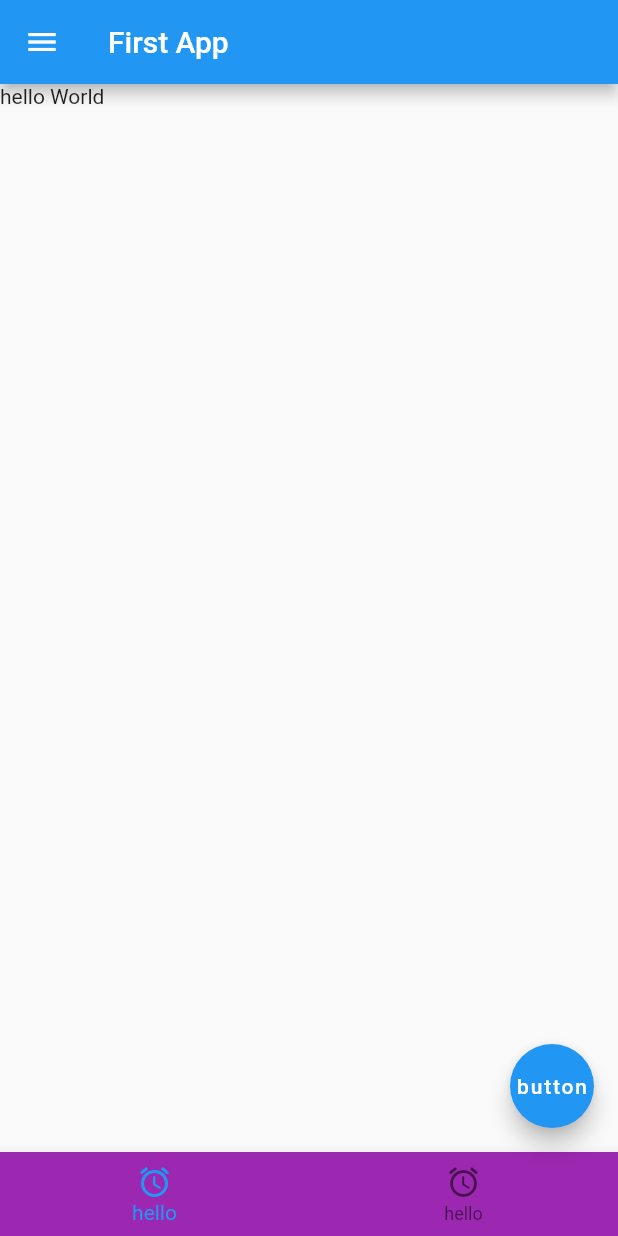
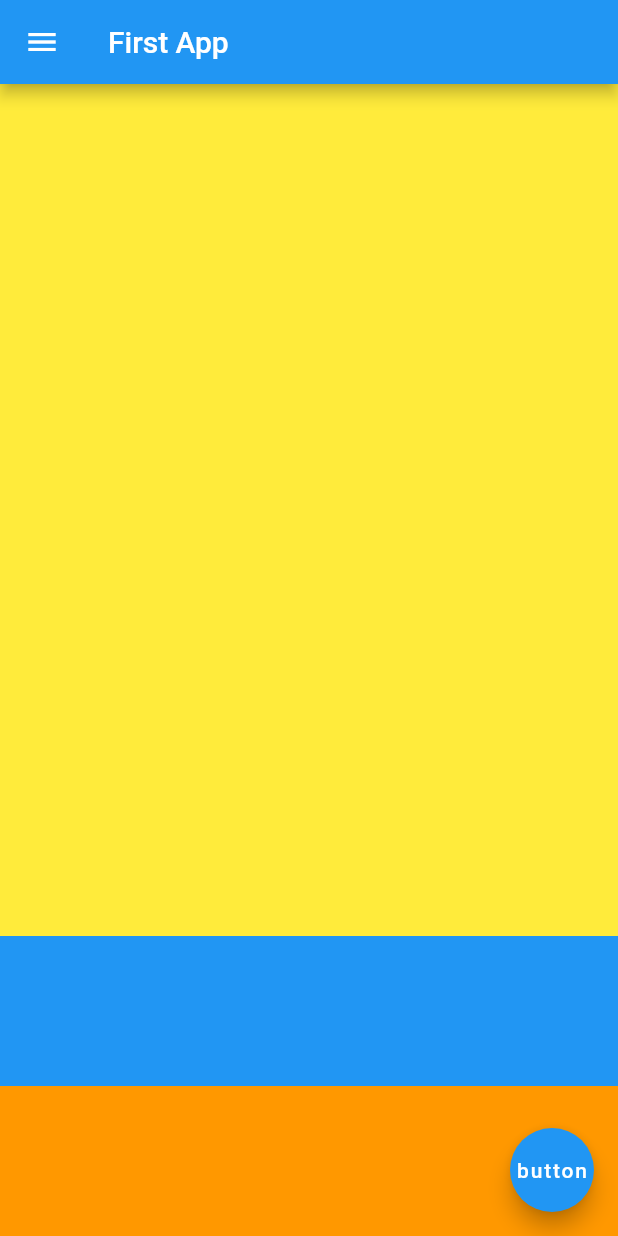
Before and after one commit to LSapee/flutter_start, a Flutter app: the screen it shows after launch, on a phone screen of 412 x 824 dp. Run offline on Flutter 3.47's test engine with Material 2 defaults, Android fonts, the phone set to English and light mode, and no system bars.

Commit message:
container

```diff
--- a/flutter_first/lib/main.dart
+++ b/flutter_first/lib/main.dart
@@ -1,12 +1,11 @@
 import 'dart:io';
 
-import 'package:flutter/cupertino.dart';
 import 'package:flutter/material.dart';
 
 void main() {//main스레드는 runAppp을 실행시키고 종료가 됩니다.
   runApp(FirstApp());//비동기로 실행됨 (이벤트 루프에 등록된다.)
-  sleep(Duration(seconds:3));
-  print("main종료");
+  // sleep(Duration(seconds:3));
+  // print("main종료");
 }
 //저장만 하면 화면이 리로드 됨, 핫 리로드
 class FirstApp extends StatelessWidget {
@@ -35,21 +34,38 @@ class FirstApp extends StatelessWidget {
             title: Text("First App"),
             leading: Icon(Icons.menu),
           ),
-          body: Text("hello World"),
+          body: Column( //Column은 크기가 없다.
+            children: [//부모의 최대 크기까지 늘려라
+              Expanded(// 남는 공간 끝까지 확장해라
+                child: Container(
+                  color: Colors.yellow,
+                  height: 50,
+                ),
+              ),
+              Container(
+                color: Colors.blue,
+                height: 100,
+              ),
+              Container(
+                color: Colors.orange,
+                height: 100,
+              )
+            ],
+        ),
           floatingActionButton: FloatingActionButton(
             child: Text("button"),
             onPressed: () {
               print("button clicked");
             },
           ),
-        bottomNavigationBar: BottomNavigationBar(
-          items: [
-            BottomNavigationBarItem(label:"hello",icon: Icon(Icons.access_alarm_rounded)),
-
-            BottomNavigationBarItem(label:"hello",icon: Icon(Icons.access_alarm_rounded)),
-        ],
-          backgroundColor: Colors.purple,
-        ),
+        // bottomNavigationBar: BottomNavigationBar(
+        //   items: [
+        //     BottomNavigationBarItem(label:"hello",icon: Icon(Icons.access_alarm_rounded)),
+        //
+        //     BottomNavigationBarItem(label:"hello",icon: Icon(Icons.access_alarm_rounded)),
+        // ],
+        //   backgroundColor: Colors.purple,
+        // ),
         ),
       ),
     );
```
